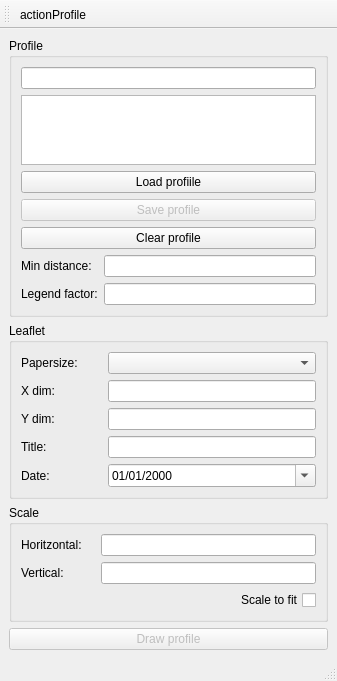
The window that ui/profile.ui (Giswater/giswater_qgis_plugin) describes before a commit, drawn with Qt 5.
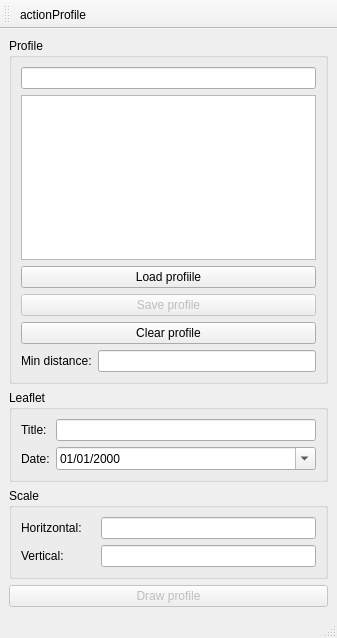
The same window after the commit. Icons and pictures are not drawn.

Commit message: Enhancements and bug fix: on work flow, usability, form appearance and clean code

```diff
--- a/ui/profile.ui
+++ b/ui/profile.ui
@@ -21,10 +21,20 @@
        <string>Profile</string>
       </property>
       <layout class="QGridLayout" name="gridLayout_2">
-       <item row="9" column="0">
-        <widget class="QLabel" name="lbl_min_distance">
+       <item row="4" column="0" colspan="2">
+        <widget class="QPushButton" name="btn_clear_profile">
          <property name="text">
-          <string>Min distance:</string>
+          <string>Clear profile</string>
+         </property>
+        </widget>
+       </item>
+       <item row="0" column="0" colspan="2">
+        <widget class="QLineEdit" name="txt_profile_id"/>
+       </item>
+       <item row="9" column="1">
+        <widget class="QLineEdit" name="txt_min_distance">
+         <property name="text">
+          <string/>
          </property>
         </widget>
        </item>
@@ -41,23 +51,10 @@
        <item row="1" column="0" colspan="2">
         <widget class="QListWidget" name="tbl_list_arc"/>
        </item>
-       <item row="4" column="0" colspan="2">
-        <widget class="QPushButton" name="btn_clear_profile">
+       <item row="9" column="0">
+        <widget class="QLabel" name="lbl_min_distance">
          <property name="text">
-          <string>Clear profile</string>
-         </property>
-        </widget>
-       </item>
-       <item row="0" column="0" colspan="2">
-        <widget class="QLineEdit" name="txt_profile_id"/>
-       </item>
-       <item row="10" column="1">
-        <widget class="QLineEdit" name="txt_legend_factor"/>
-       </item>
-       <item row="10" column="0">
-        <widget class="QLabel" name="lbl_legend_factor">
-         <property name="text">
-          <string>Legend factor:</string>
+          <string>Min distance:</string>
          </property>
         </widget>
        </item>
@@ -68,13 +65,6 @@
          </property>
         </widget>
        </item>
-       <item row="9" column="1">
-        <widget class="QLineEdit" name="txt_min_distance">
-         <property name="text">
-          <string/>
-         </property>
-        </widget>
-       </item>
       </layout>
      </widget>
     </item>
@@ -84,54 +74,14 @@
        <string>Leaflet</string>
       </property>
       <layout class="QGridLayout" name="gridLayout_3">
-       <item row="1" column="0">
-        <widget class="QLabel" name="label">
-         <property name="text">
-          <string>X dim:              </string>
-         </property>
-        </widget>
-       </item>
-       <item row="6" column="0">
+       <item row="3" column="0">
         <widget class="QLabel" name="label_2">
          <property name="text">
           <string>Title:</string>
          </property>
         </widget>
        </item>
-       <item row="4" column="0">
-        <widget class="QLabel" name="label_3">
-         <property name="text">
-          <string>Y dim:</string>
-         </property>
-        </widget>
-       </item>
-       <item row="9" column="0">
-        <widget class="QLabel" name="label_4">
-         <property name="text">
-          <string>Date:</string>
-         </property>
-        </widget>
-       </item>
-       <item row="1" column="1">
-        <widget class="QLineEdit" name="txt_x_dim"/>
-       </item>
-       <item row="4" column="1">
-        <widget class="QLineEdit" name="txt_y_dim"/>
-       </item>
        <item row="6" column="1">
-        <widget class="QLineEdit" name="txt_title"/>
-       </item>
-       <item row="0" column="1">
-        <widget class="QComboBox" name="cmb_papersize"/>
-       </item>
-       <item row="0" column="0">
-        <widget class="QLabel" name="label_5">
-         <property name="text">
-          <string>Papersize:</string>
-         </property>
-        </widget>
-       </item>
-       <item row="9" column="1">
         <widget class="QDateEdit" name="date">
          <property name="displayFormat">
           <string>dd/MM/yyyy</string>
@@ -141,6 +91,16 @@
          </property>
         </widget>
        </item>
+       <item row="6" column="0">
+        <widget class="QLabel" name="label_4">
+         <property name="text">
+          <string>Date:</string>
+         </property>
+        </widget>
+       </item>
+       <item row="3" column="1">
+        <widget class="QLineEdit" name="txt_title"/>
+       </item>
       </layout>
      </widget>
     </item>
@@ -150,6 +110,9 @@
        <string>Scale</string>
       </property>
       <layout class="QGridLayout" name="gridLayout_4">
+       <item row="1" column="1">
+        <widget class="QLineEdit" name="txt_vertical"/>
+       </item>
        <item row="1" column="0">
         <widget class="QLabel" name="lbl_vertical">
          <property name="text">
@@ -157,8 +120,8 @@
          </property>
         </widget>
        </item>
-       <item row="1" column="1">
-        <widget class="QLineEdit" name="txt_vertical"/>
+       <item row="0" column="1">
+        <widget class="QLineEdit" name="txt_horizontal"/>
        </item>
        <item row="0" column="0">
         <widget class="QLabel" name="lbl_horizontal">
@@ -167,19 +130,6 @@
          </property>
         </widget>
        </item>
-       <item row="0" column="1">
-        <widget class="QLineEdit" name="txt_horizontal"/>
-       </item>
-       <item row="2" column="1">
-        <widget class="QCheckBox" name="chk_scalte_to_fit">
-         <property name="layoutDirection">
-          <enum>Qt::RightToLeft</enum>
-         </property>
-         <property name="text">
-          <string>Scale to fit</string>
-         </property>
-        </widget>
-       </item>
       </layout>
      </widget>
     </item>
```
The commit also changes 1 other file.
